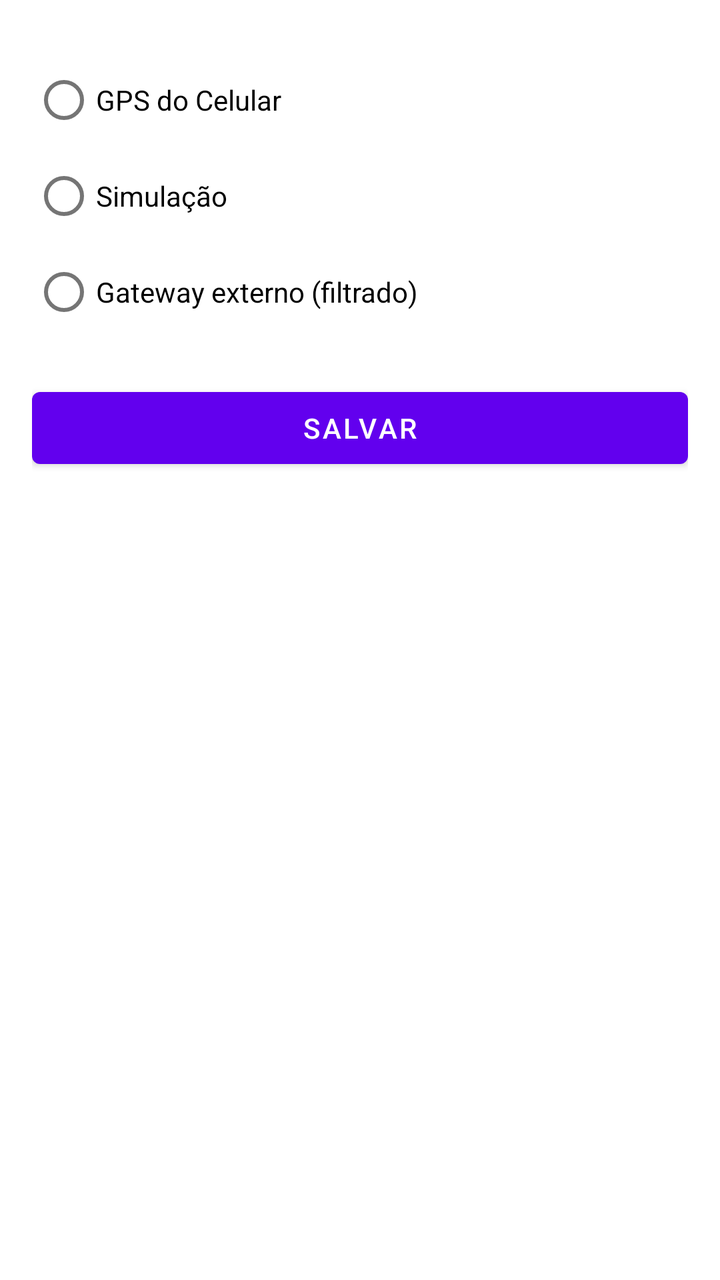
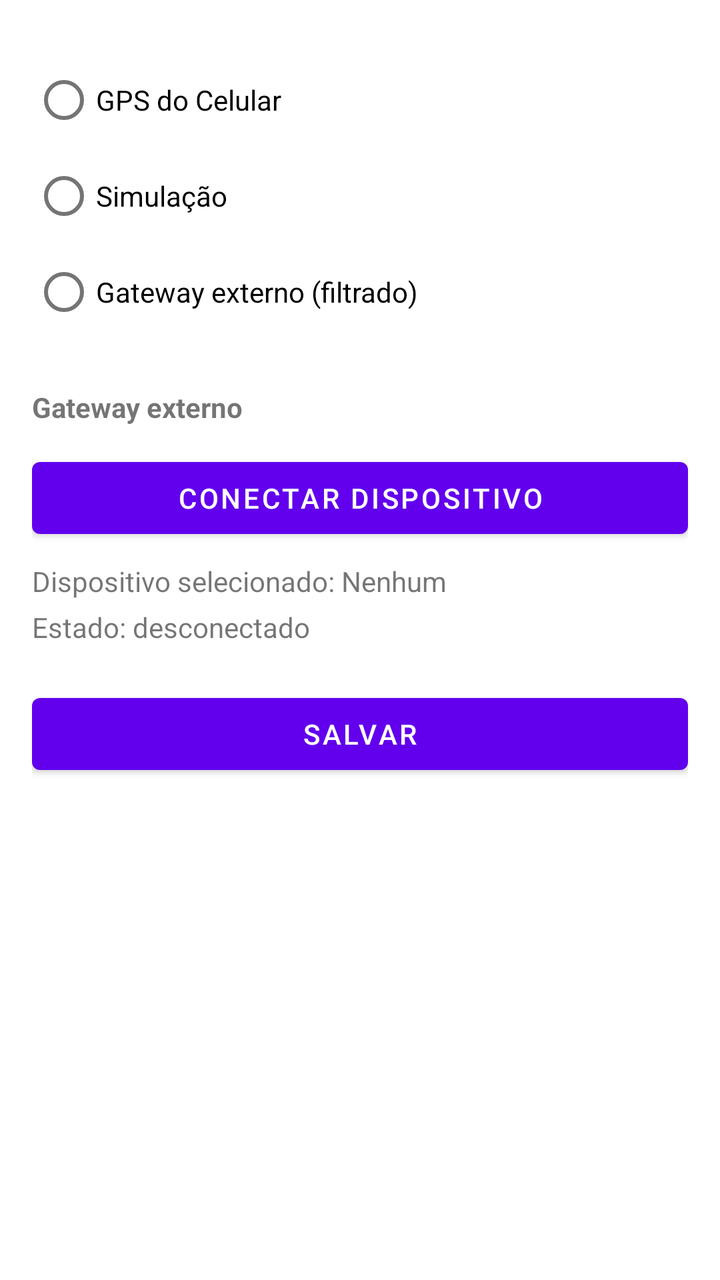

An Android layout rendered at two revisions. The XML below is the earlier revision; the diff shows what the commit changed to produce the second picture.
<!-- AndroidManifest.xml: application theme Theme.MonitorAgricola -->
<!-- res/layout/activity_settings.xml -->
<?xml version="1.0" encoding="utf-8"?>
<ScrollView xmlns:android="http://schemas.android.com/apk/res/android"
    android:layout_width="match_parent"
    android:layout_height="match_parent"
    android:padding="16dp">

    <LinearLayout
        android:layout_width="match_parent"
        android:layout_height="wrap_content"
        android:orientation="vertical">

        <RadioGroup
            android:id="@+id/rgFonte"
            android:layout_width="wrap_content"
            android:layout_height="wrap_content"
            android:orientation="vertical"
            android:layout_marginTop="10dp">

            <RadioButton
                android:id="@+id/rbGps"
                android:layout_width="wrap_content"
                android:layout_height="wrap_content"
                android:text="GPS do Celular" />

            <RadioButton
                android:id="@+id/rbSimulador"
                android:layout_width="wrap_content"
                android:layout_height="wrap_content"
                android:text="Simulação" />

            <RadioButton
                android:id="@+id/rbRtk"
                android:layout_width="wrap_content"
                android:layout_height="wrap_content"
                android:text="@string/settings_source_gateway" />

        </RadioGroup>

        <Button
            android:id="@+id/btnSalvar"
            android:layout_width="match_parent"
            android:layout_height="wrap_content"
            android:text="Salvar"
            android:layout_marginTop="20dp" />

    </LinearLayout>

</ScrollView>
<!-- resources referenced by this layout -->
<resources>
  <string name="settings_source_gateway">Gateway externo (filtrado)</string>
  <style name="Theme.MonitorAgricola" parent="Theme.MaterialComponents.Light.NoActionBar">
          
          <item name="colorPrimary">@color/purple_500</item>
          <item name="colorPrimaryVariant">@color/purple_700</item>
          <item name="colorOnPrimary">@color/white</item>
          <item name="colorSecondary">@color/teal_200</item>
          <item name="colorSecondaryVariant">@color/teal_700</item>
          <item name="colorOnSecondary">@color/black</item>
          <item name="android:windowTranslucentNavigation">false</item>
      </style>
  <color name="purple_500">#FF6200EE</color>
  <color name="purple_700">#FF3700B3</color>
  <color name="white">#FFFFFFFF</color>
  <color name="teal_200">#FF03DAC5</color>
  <color name="teal_700">#FF018786</color>
  <color name="black">#FF000000</color>
</resources>

<!-- the commit's change to res/layout/activity_settings.xml (unified diff, before → after) -->
@@ -36,6 +36,35 @@
 
         </RadioGroup>
 
+        <TextView
+            android:id="@+id/tvGatewaySectionTitle"
+            android:layout_width="match_parent"
+            android:layout_height="wrap_content"
+            android:layout_marginTop="24dp"
+            android:text="@string/settings_gateway_section_title"
+            android:textStyle="bold" />
+
+        <Button
+            android:id="@+id/btnGatewayConnect"
+            android:layout_width="match_parent"
+            android:layout_height="wrap_content"
+            android:layout_marginTop="12dp"
+            android:text="@string/settings_gateway_connect_button" />
+
+        <TextView
+            android:id="@+id/tvGatewayDevice"
+            android:layout_width="match_parent"
+            android:layout_height="wrap_content"
+            android:layout_marginTop="8dp"
+            android:text="@string/settings_gateway_selected_device_default" />
+
+        <TextView
+            android:id="@+id/tvGatewayStatus"
+            android:layout_width="match_parent"
+            android:layout_height="wrap_content"
+            android:layout_marginTop="4dp"
+            android:text="@string/settings_gateway_status_disconnected" />
+
         <Button
             android:id="@+id/btnSalvar"
             android:layout_width="match_parent"
<!-- resource entries referenced after the edit -->
@@ -1,5 +1,9 @@
 <!-- resources referenced by this layout -->
 <resources>
+  <string name="settings_gateway_connect_button">Conectar dispositivo</string>
+  <string name="settings_gateway_section_title">Gateway externo</string>
+  <string name="settings_gateway_selected_device_default">Dispositivo selecionado: Nenhum</string>
+  <string name="settings_gateway_status_disconnected">Estado: desconectado</string>
   <string name="settings_source_gateway">Gateway externo (filtrado)</string>
   <style name="Theme.MonitorAgricola" parent="Theme.MaterialComponents.Light.NoActionBar">
           
